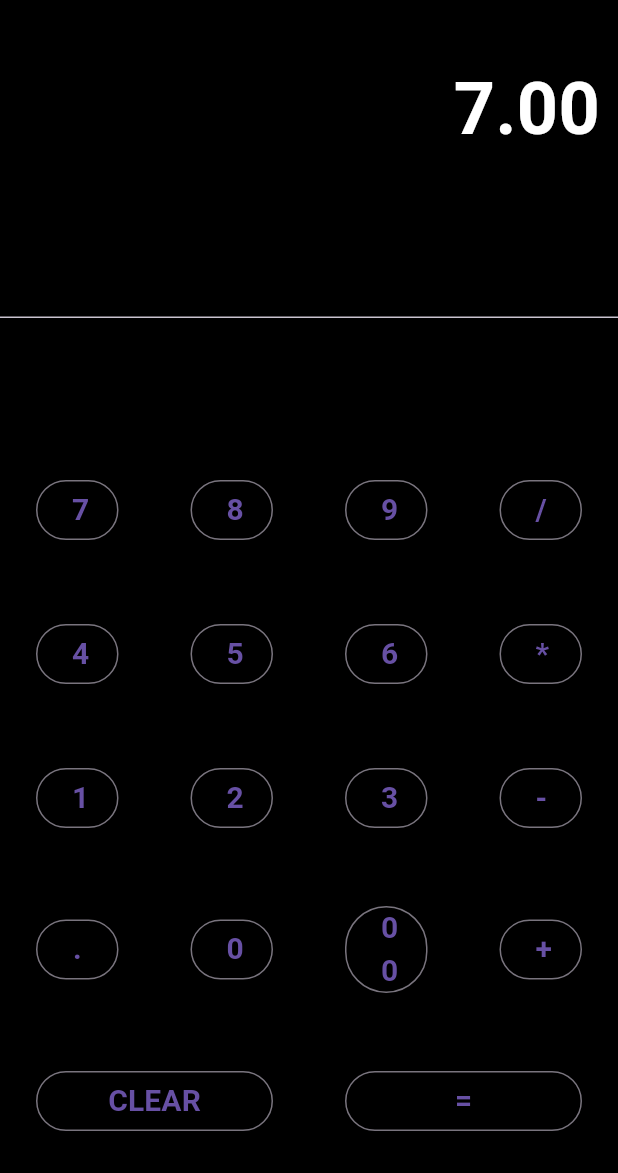
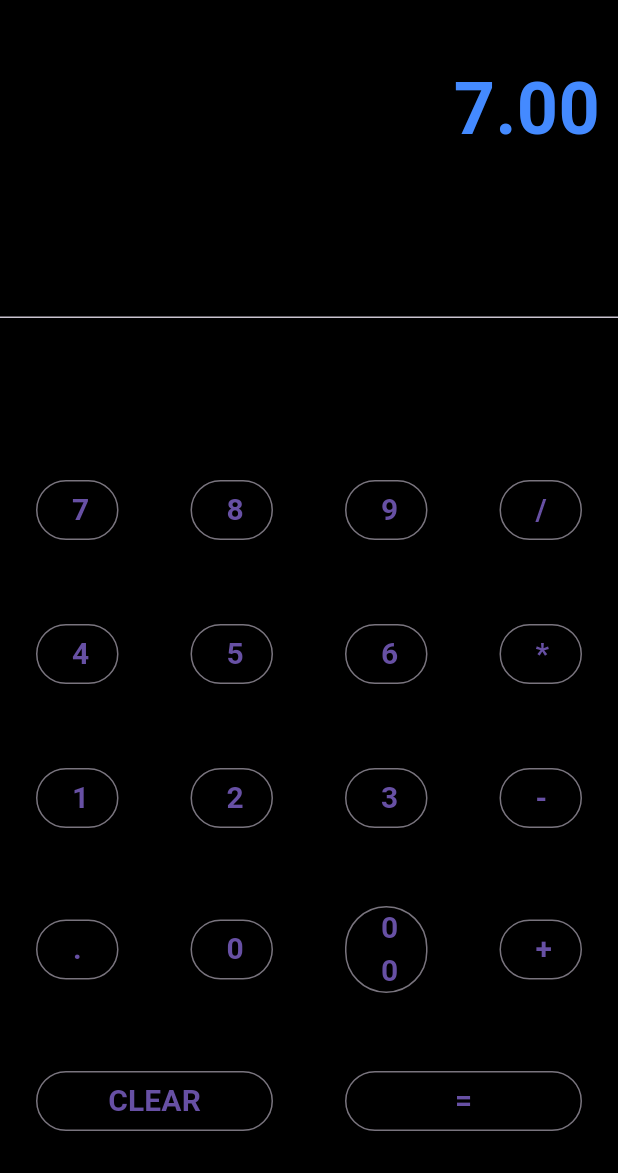
Before and after one commit to niNja2910/-Basic-Calculator, a Flutter app: the screen it shows after launch, after a tap on an icon or button, on a phone screen of 412 x 824 dp, the part 63-1236 px from its top. Run offline on Flutter 3.47's test engine with Material 3 defaults, Android fonts, the phone set to English and light mode, and no system bars.

Commit message:
Color of output changed

```diff
--- a/lib/main.dart
+++ b/lib/main.dart
@@ -111,7 +111,7 @@ class _CalculatorState extends State<Calculator> {
               child: Text(
                 output,
                 style: TextStyle(
-                  color: Colors.white,
+                  color: Colors.blueAccent,
                   fontSize: 48.0,
                   fontWeight: FontWeight.bold,
                 ),
```
